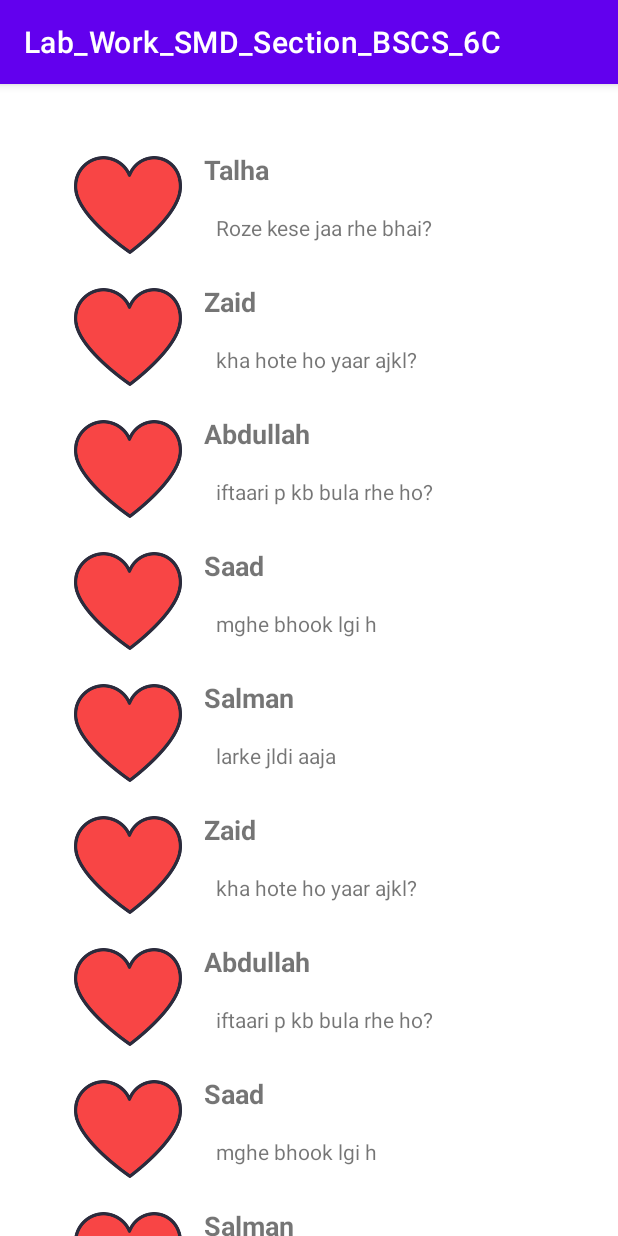
After one commit to 7alhaAhmad/SMD_6C, an Android app: the Task4RecyclerViewMainActivity screen opened directly, with no data from a screen before it, on a phone screen of 412 x 824 dp. The commit adds this screen. Run offline under Robolectric (Android 15) with nearby library versions, the phone set to English and light mode, and no system bars.

Commit message:
Task 04 Recycler View

```diff
--- a/app/src/main/AndroidManifest.xml
+++ b/app/src/main/AndroidManifest.xml
@@ -18,6 +18,15 @@
         android:roundIcon="@mipmap/ic_launcher_round"
         android:supportsRtl="true"
         android:theme="@style/Theme.Lab_Work_SMD_Section_BSCS_6C">
+        <activity
+            android:name=".Task04RecyclerView.Task4RecyclerViewMainActivity"
+            android:exported="true">
+            <intent-filter>
+                <action android:name="android.intent.action.MAIN" />
+
+                <category android:name="android.intent.category.LAUNCHER" />
+            </intent-filter>
+        </activity>
         <activity
             android:name=".CommunicationBwFragments.CMMainActivity"
             android:exported="true">
--- /dev/null
+++ b/app/src/main/java/com/example/lab_work_smd_section_bscs_6c/Task04RecyclerView/AdapterTask04.java
@@ -0,0 +1,60 @@
+package com.example.lab_work_smd_section_bscs_6c.Task04RecyclerView;
+
+import android.view.LayoutInflater;
+import android.view.View;
+import android.view.ViewGroup;
+import android.widget.ImageView;
+import android.widget.TextView;
+
+import androidx.annotation.NonNull;
+import androidx.recyclerview.widget.RecyclerView;
+
+import com.example.lab_work_smd_section_bscs_6c.R;
+
+import java.util.ArrayList;
+
+public class AdapterTask04 extends RecyclerView.Adapter<AdapterTask04.ViewHolder> {
+
+    ArrayList<Task04WhatsappData> recycleList = new ArrayList<>();
+
+    public AdapterTask04(ArrayList<Task04WhatsappData> recycleList) {
+        this.recycleList = recycleList;
+    }
+
+    @NonNull
+    @Override
+    public AdapterTask04.ViewHolder onCreateViewHolder(@NonNull ViewGroup parent, int viewType) {
+        View view = LayoutInflater.from(parent.getContext()).inflate(R.layout.task04layoutwhatsapp, parent, false);
+        ViewHolder viewHolder = new ViewHolder(view);
+        return viewHolder;
+    }
+
+    @Override
+    public void onBindViewHolder(@NonNull AdapterTask04.ViewHolder holder, int position) {
+        Task04WhatsappData data = recycleList.get(position);
+        holder.UserName.setText(data.getName());
+        holder.UserMessage.setText(data.getMessage());
+        holder.UserPicture.setImageResource(data.getPicture());
+
+    }
+
+    @Override
+    public int getItemCount() {
+        return recycleList.size();
+    }
+
+    public class ViewHolder extends RecyclerView.ViewHolder {
+
+        TextView UserName;
+        TextView UserMessage;
+        ImageView UserPicture;
+
+        public ViewHolder(@NonNull View itemView) {
+            super(itemView);
+
+            UserName = itemView.findViewById(R.id.whatsappusername);
+            UserMessage = itemView.findViewById(R.id.whatsappusermessage);
+            UserPicture = itemView.findViewById(R.id.whatsappuserpicture);
+        }
+    }
+}
--- /dev/null
+++ b/app/src/main/java/com/example/lab_work_smd_section_bscs_6c/Task04RecyclerView/Task04WhatsappData.java
@@ -0,0 +1,28 @@
+package com.example.lab_work_smd_section_bscs_6c.Task04RecyclerView;
+
+public class Task04WhatsappData {
+    String UserName;
+    String UserMessage;
+    int UserPicture;
+
+    public Task04WhatsappData() {
+    }
+
+    public Task04WhatsappData(String userName, String userMessage, int userPicture) {
+        UserName = userName;
+        UserMessage = userMessage;
+        UserPicture = userPicture;
+    }
+
+    public String getName() {
+        return UserName;
+    }
+
+    public String getMessage() {
+        return UserMessage;
+    }
+
+    public int getPicture() {
+        return UserPicture;
+    }
+}
--- /dev/null
+++ b/app/src/main/java/com/example/lab_work_smd_section_bscs_6c/Task04RecyclerView/Task4RecyclerViewMainActivity.java
@@ -0,0 +1,115 @@
+package com.example.lab_work_smd_section_bscs_6c.Task04RecyclerView;
+
+import android.os.Bundle;
+
+import androidx.appcompat.app.AppCompatActivity;
+import androidx.recyclerview.widget.DefaultItemAnimator;
+import androidx.recyclerview.widget.LinearLayoutManager;
+import androidx.recyclerview.widget.RecyclerView;
+
+import com.example.lab_work_smd_section_bscs_6c.R;
+
+import java.util.ArrayList;
+
+public class Task4RecyclerViewMainActivity extends AppCompatActivity {
+
+    RecyclerView recyclerView;
+    ArrayList<Task04WhatsappData> recycleList = new ArrayList<>();
+    AdapterTask04 adapter;
+
+    @Override
+    protected void onCreate(Bundle savedInstanceState) {
+        super.onCreate(savedInstanceState);
+        setContentView(R.layout.activity_task4_recycler_view_main);
+
+        recyclerView = findViewById(R.id.recyclerviewtask4);
+        adapter = new AdapterTask04(recycleList);
+
+        RecyclerView.LayoutManager layoutManager = new LinearLayoutManager(this);
+        recyclerView.setLayoutManager(layoutManager);
+        recyclerView.setItemAnimator(new DefaultItemAnimator());
+        addData();
+        recyclerView.setAdapter(adapter);
+
+
+    }
+
+    private void addData() {
+        Task04WhatsappData whatsappData = new Task04WhatsappData("Talha", "Roze kese jaa rhe bhai?", R.drawable.dill);
+        recycleList.add(whatsappData);
+
+        whatsappData = new Task04WhatsappData("Zaid", "kha hote ho yaar ajkl?", R.drawable.dill);
+        recycleList.add(whatsappData);
+
+        whatsappData = new Task04WhatsappData("Abdullah", "iftaari p kb bula rhe ho?", R.drawable.dill);
+        recycleList.add(whatsappData);
+
+        whatsappData = new Task04WhatsappData("Saad", "mghe bhook lgi h", R.drawable.dill);
+        recycleList.add(whatsappData);
+
+        whatsappData = new Task04WhatsappData("Salman", "larke jldi aaja", R.drawable.dill);
+        recycleList.add(whatsappData);
+
+        whatsappData = new Task04WhatsappData("Zaid", "kha hote ho yaar ajkl?", R.drawable.dill);
+        recycleList.add(whatsappData);
+
+        whatsappData = new Task04WhatsappData("Abdullah", "iftaari p kb bula rhe ho?", R.drawable.dill);
+        recycleList.add(whatsappData);
+
+        whatsappData = new Task04WhatsappData("Saad", "mghe bhook lgi h", R.drawable.dill);
+        recycleList.add(whatsappData);
+
+        whatsappData = new Task04WhatsappData("Salman", "larke jldi aaja", R.drawable.dill);
+        recycleList.add(whatsappData);
+
+        whatsappData = new Task04WhatsappData("Zaid", "kha hote ho yaar ajkl?", R.drawable.dill);
+        recycleList.add(whatsappData);
+
+        whatsappData = new Task04WhatsappData("Abdullah", "iftaari p kb bula rhe ho?", R.drawable.dill);
+        recycleList.add(whatsappData);
+
+        whatsappData = new Task04WhatsappData("Saad", "mghe bhook lgi h", R.drawable.dill);
+        recycleList.add(whatsappData);
+
+        whatsappData = new Task04WhatsappData("Salman", "larke jldi aaja", R.drawable.dill);
+        recycleList.add(whatsappData);
+
+        whatsappData = new Task04WhatsappData("Zaid", "kha hote ho yaar ajkl?", R.drawable.dill);
+        recycleList.add(whatsappData);
+
+        whatsappData = new Task04WhatsappData("Abdullah", "iftaari p kb bula rhe ho?", R.drawable.dill);
+        recycleList.add(whatsappData);
+
+        whatsappData = new Task04WhatsappData("Saad", "mghe bhook lgi h", R.drawable.dill);
+        recycleList.add(whatsappData);
+
+        whatsappData = new Task04WhatsappData("Salman", "larke jldi aaja", R.drawable.dill);
+        recycleList.add(whatsappData);
+
+        whatsappData = new Task04WhatsappData("Zaid", "kha hote ho yaar ajkl?", R.drawable.dill);
+        recycleList.add(whatsappData);
+
+        whatsappData = new Task04WhatsappData("Abdullah", "iftaari p kb bula rhe ho?", R.drawable.dill);
+        recycleList.add(whatsappData);
+
+        whatsappData = new Task04WhatsappData("Saad", "mghe bhook lgi h", R.drawable.dill);
+        recycleList.add(whatsappData);
+
+        whatsappData = new Task04WhatsappData("Salman", "larke jldi aaja", R.drawable.dill);
+        recycleList.add(whatsappData);
+
+        whatsappData = new Task04WhatsappData("Zaid", "kha hote ho yaar ajkl?", R.drawable.dill);
+        recycleList.add(whatsappData);
+
+        whatsappData = new Task04WhatsappData("Abdullah", "iftaari p kb bula rhe ho?", R.drawable.dill);
+        recycleList.add(whatsappData);
+
+        whatsappData = new Task04WhatsappData("Saad", "mghe bhook lgi h", R.drawable.dill);
+        recycleList.add(whatsappData);
+
+        whatsappData = new Task04WhatsappData("Salman", "larke jldi aaja", R.drawable.dill);
+        recycleList.add(whatsappData);
+
+        adapter.notifyDataSetChanged();
+    }
+}
--- /dev/null
+++ b/app/src/main/res/layout/activity_task4_recycler_view_main.xml
@@ -0,0 +1,26 @@
+<?xml version="1.0" encoding="utf-8"?>
+<androidx.constraintlayout.widget.ConstraintLayout xmlns:android="http://schemas.android.com/apk/res/android"
+    xmlns:app="http://schemas.android.com/apk/res-auto"
+    xmlns:tools="http://schemas.android.com/tools"
+
+    android:layout_width="match_parent"
+    android:layout_height="wrap_content"
+
+    tools:context=".Task04RecyclerView.Task4RecyclerViewMainActivity">
+
+    <androidx.recyclerview.widget.RecyclerView
+        android:id="@+id/recyclerviewtask4"
+
+        android:layout_width="354dp"
+        android:layout_height="741dp"
+
+        android:layout_marginStart="10dp"
+        android:layout_marginTop="60dp"
+        android:layout_marginEnd="10dp"
+        android:layout_marginBottom="30dp"
+        app:layout_constraintBottom_toBottomOf="parent"
+        app:layout_constraintEnd_toEndOf="parent"
+        app:layout_constraintHorizontal_bias="0.589"
+        app:layout_constraintStart_toStartOf="parent"
+        app:layout_constraintTop_toTopOf="parent" />
+</androidx.constraintlayout.widget.ConstraintLayout>
--- /dev/null
+++ b/app/src/main/res/layout/task04layoutwhatsapp.xml
@@ -0,0 +1,43 @@
+<?xml version="1.0" encoding="utf-8"?>
+<androidx.constraintlayout.widget.ConstraintLayout xmlns:android="http://schemas.android.com/apk/res/android"
+    xmlns:app="http://schemas.android.com/apk/res-auto"
+    xmlns:tools="http://schemas.android.com/tools"
+    android:layout_width="match_parent"
+    android:layout_height="wrap_content">
+
+    <ImageView
+        android:id="@+id/whatsappuserpicture"
+        android:layout_width="73dp"
+        android:layout_height="72dp"
+        android:layout_marginStart="16dp"
+        android:layout_marginTop="16dp"
+        android:contentDescription="@string/todo"
+        app:layout_constraintStart_toStartOf="parent"
+        app:layout_constraintTop_toTopOf="parent"
+        tools:ignore="ImageContrastCheck"
+        tools:srcCompat="@tools:sample/avatars" />
+
+    <TextView
+        android:id="@+id/whatsappusername"
+        android:layout_width="85dp"
+        android:layout_height="25dp"
+        android:layout_marginTop="16dp"
+        android:text="@string/textview"
+        android:textSize="18sp"
+        android:textStyle="bold"
+        app:layout_constraintEnd_toEndOf="parent"
+        app:layout_constraintHorizontal_bias="0.077"
+        app:layout_constraintStart_toEndOf="@+id/whatsappuserpicture"
+        app:layout_constraintTop_toTopOf="parent" />
+
+    <TextView
+        android:id="@+id/whatsappusermessage"
+        android:layout_width="236dp"
+        android:layout_height="22dp"
+        android:layout_marginTop="16dp"
+        app:layout_constraintEnd_toEndOf="parent"
+        app:layout_constraintHorizontal_bias="0.764"
+        app:layout_constraintStart_toEndOf="@+id/whatsappuserpicture"
+        app:layout_constraintTop_toBottomOf="@+id/whatsappusername" />
+
+</androidx.constraintlayout.widget.ConstraintLayout>
--- a/app/src/main/res/values/strings.xml
+++ b/app/src/main/res/values/strings.xml
@@ -23,6 +23,10 @@
     <string name="likestxt">likestxt</string>
     <string name="popular_destinations">Popular Destinations</string>
     <string name="click_here">Click Here...</string>
+    <string name="textview">\@string/textview</string>
+    <!--    <string name="textview">TextView</string>-->
+<!--    <string name="textview">TextView</string>-->
+<!--    <string name="todo">TODO</string>-->
     <!--    <string name="todo">TODO</string>-->
 
     <string-array name="citiesArr">
```
